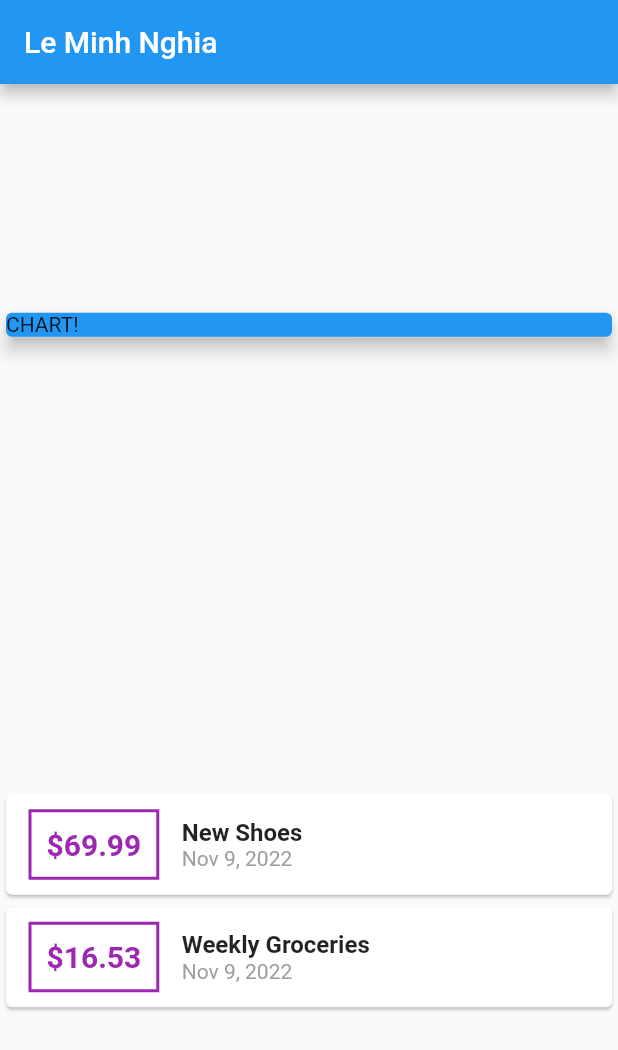
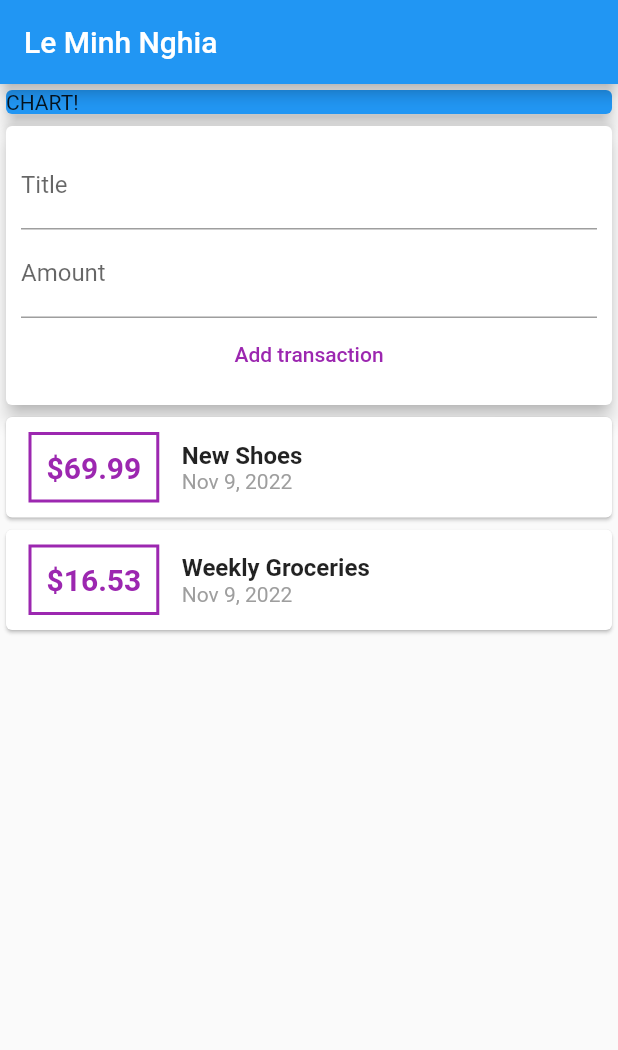
Before and after one commit to nghialmgcd201527/money-expense-udemy, a Flutter app: the screen it shows after launch, on a phone screen of 412 x 824 dp. Shown: the top 1050 px of the screen. Run offline on Flutter 3.47's test engine with Material 2 defaults, Android fonts, the phone set to English and light mode, and no system bars.

Commit message:
lecture 85

```diff
--- a/lib/main.dart
+++ b/lib/main.dart
@@ -38,7 +38,7 @@ class MyHomePage extends StatelessWidget {
         title: Text('Le Minh Nghia'),
       ),
       body: Column(
-        mainAxisAlignment: MainAxisAlignment.spaceAround,
+        //mainAxisAlignment: MainAxisAlignment.start,
         crossAxisAlignment: CrossAxisAlignment.stretch,
         children: <Widget>[
           Container(
@@ -47,6 +47,29 @@ class MyHomePage extends StatelessWidget {
               color: Colors.blue,
               child: Text('CHART!'),
               elevation: 5,
+            ),
+          ),
+          Card(
+            elevation: 5,
+            child: Container(
+              padding: EdgeInsets.all(10),
+              child: Column(
+                children: <Widget>[
+                  TextField(
+                    decoration: InputDecoration(labelText: 'Title'),
+                  ),
+                  TextField(
+                    decoration: InputDecoration(labelText: 'Amount'),
+                  ),
+                  TextButton(
+                    style: ButtonStyle(
+                      foregroundColor: MaterialStateProperty.all(Colors.purple),
+                    ),
+                    child: Text('Add transaction'),
+                    onPressed: () {},
+                  )
+                ],
+              ),
             ),
           ),
           Column(
```
